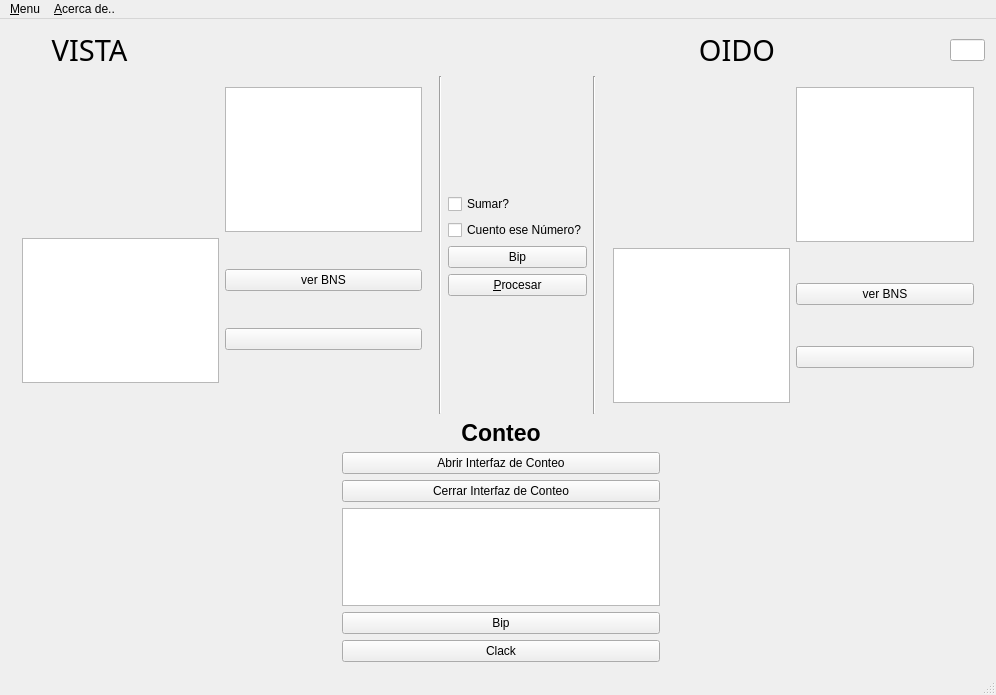
Old version of the form Forms/mainwindow.ui in the repository rgraterol/BrainCemisid-CopiaRicardo.
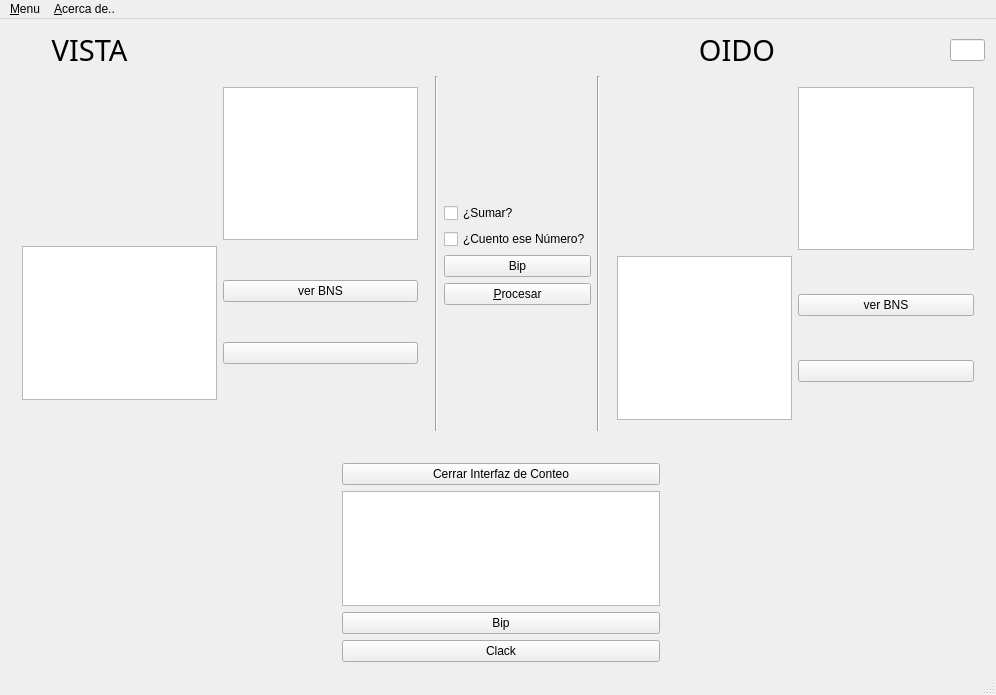
New version of the form. Icons and pictures are not drawn.

Commit message: TRABAJANDO LA SUMA, YA SE RECONOCE EL NUMERO, FALTA SUMAR

Patch:
```diff
--- a/Forms/mainwindow.ui
+++ b/Forms/mainwindow.ui
@@ -259,14 +259,14 @@
         <item>
          <widget class="QCheckBox" name="checkBox_suma">
           <property name="text">
-           <string>Sumar?</string>
+           <string>¿Sumar?</string>
           </property>
          </widget>
         </item>
         <item>
          <widget class="QCheckBox" name="checkBox_cuento">
           <property name="text">
-           <string>Cuento ese Número?</string>
+           <string>¿Cuento ese Número?</string>
           </property>
          </widget>
         </item>
@@ -414,7 +414,7 @@
       </item>
      </layout>
     </item>
-    <item row="6" column="2">
+    <item row="5" column="2">
      <layout class="QVBoxLayout" name="verticalLayout_4">
       <item>
        <widget class="QPushButton" name="pushButton_stopCount">
@@ -448,7 +448,7 @@
       </item>
      </layout>
     </item>
-    <item row="5" column="3" rowspan="2">
+    <item row="4" column="3" rowspan="2">
      <spacer name="verticalSpacer_3">
       <property name="orientation">
        <enum>Qt::Vertical</enum>
@@ -461,14 +461,7 @@
       </property>
      </spacer>
     </item>
-    <item row="5" column="2">
-     <widget class="QPushButton" name="pushButton_startCount">
-      <property name="text">
-       <string>Abrir Interfaz de Conteo</string>
-      </property>
-     </widget>
-    </item>
-    <item row="5" column="0">
+    <item row="4" column="0">
      <spacer name="horizontalSpacer_4">
       <property name="orientation">
        <enum>Qt::Horizontal</enum>
@@ -481,23 +474,6 @@
       </property>
      </spacer>
     </item>
-    <item row="4" column="2">
-     <widget class="QLabel" name="label_5">
-      <property name="font">
-       <font>
-        <pointsize>17</pointsize>
-        <weight>75</weight>
-        <bold>true</bold>
-       </font>
-      </property>
-      <property name="text">
-       <string>Conteo</string>
-      </property>
-      <property name="alignment">
-       <set>Qt::AlignCenter</set>
-      </property>
-     </widget>
-    </item>
    </layout>
   </widget>
   <widget class="QMenuBar" name="menuBar">
```
The commit also changes 5 other files.
